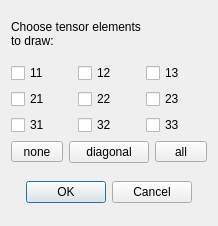
Old version of the form elkoa/gui/TensorElements.ui in the repository PandaScience/ElkOpticsAnalyzer.
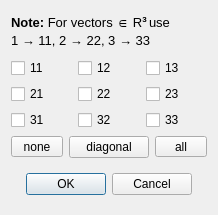
New version of the form.

Commit message:
Add vector option for plot and write
- Add custom functions to write and plot vectors
- Abuse tensor data states for vectors by using only diagonal elements
- Adapt save and tensor elements dialog
- Add key in conversion dict indicating if output is vector or tensor
- Add attribute "isVector" in tabData to indicate if data is vector
- Make dummy filename replacements less prone to errors
- Change tab immediately to newly added one after conversion

```diff
--- a/elkoa/gui/TensorElements.ui
+++ b/elkoa/gui/TensorElements.ui
@@ -24,7 +24,7 @@
     <x>0</x>
     <y>0</y>
     <width>218</width>
-    <height>226</height>
+    <height>215</height>
    </rect>
   </property>
   <property name="windowTitle">
@@ -42,13 +42,13 @@
         </sizepolicy>
        </property>
        <property name="text">
-        <string>&lt;html&gt;&lt;head/&gt;&lt;body&gt;&lt;p&gt;Choose tensor elements &lt;br/&gt;to draw:&lt;/p&gt;&lt;/body&gt;&lt;/html&gt;</string>
+        <string>&lt;html&gt;&lt;head/&gt;&lt;body&gt;&lt;p&gt;&lt;span style=&quot; font-size:10pt; font-weight:600;&quot;&gt;Note: &lt;/span&gt;&lt;span style=&quot; font-size:10pt;&quot;&gt;For vectors ∈ R&lt;/span&gt;&lt;span style=&quot; font-size:10pt; font-weight:600; vertical-align:super;&quot;&gt;3 &lt;/span&gt;&lt;span style=&quot; font-size:10pt;&quot;&gt;use&lt;br/&gt;1 → 11, 2 → 22, 3 → 33&lt;/span&gt;&lt;/p&gt;&lt;/body&gt;&lt;/html&gt;</string>
        </property>
        <property name="textFormat">
         <enum>Qt::AutoText</enum>
        </property>
        <property name="wordWrap">
-        <bool>false</bool>
+        <bool>true</bool>
        </property>
       </widget>
      </item>
```
Left out of the diff: 64 changed lines with no effect on the pictures. The commit also changes 7 other files.
